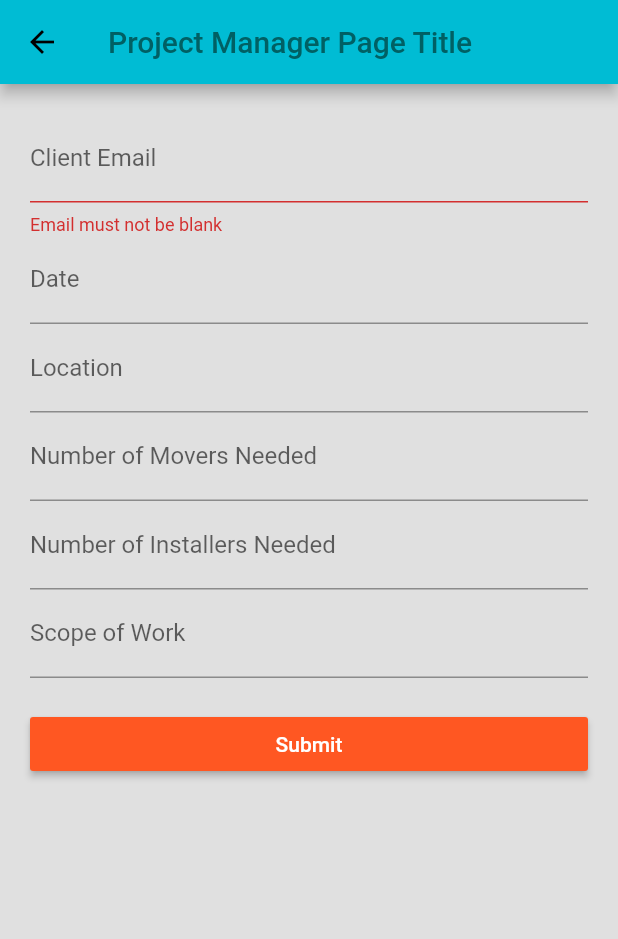
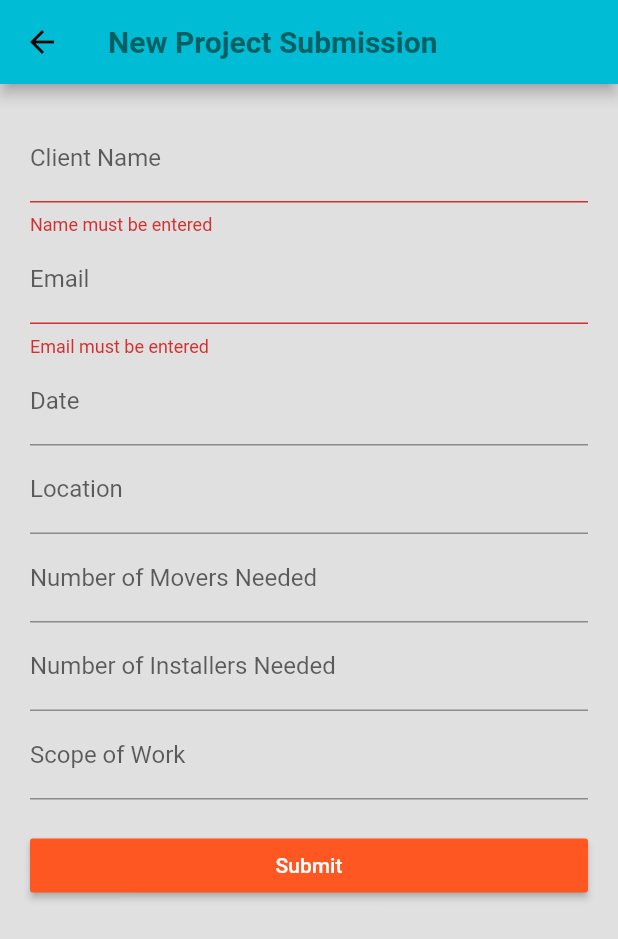
Before and after one commit to marktefftech/workerapp, a Flutter app: the PmLogin screen opened directly, after a tap on "Submit", on a phone screen of 412 x 824 dp. Shown: the top 939 px of the screen. Run offline on Flutter 3.47's test engine with Material 2 defaults, Android fonts, the phone set to English and light mode, and no system bars; our stand-ins replace cloud_firestore; accounts and stored records are empty; network calls fail.

Commit message:
pm_login: add submission to Firestore for client name and email

```diff
--- a/lib/src/pm_login.dart
+++ b/lib/src/pm_login.dart
@@ -1,3 +1,4 @@
+import 'package:cloud_firestore/cloud_firestore.dart';
 import 'package:flutter/material.dart';
 
 class PmLogin extends StatefulWidget {
@@ -7,15 +8,18 @@ class PmLogin extends StatefulWidget {
 
 class _PmLoginState extends State<PmLogin> {
   final _formKey = GlobalKey<FormState>();
-  String _email;
+  String _name, _email;
   @override
   Widget build(BuildContext context) {
     //ThemeData theme = Theme.of(context);
     return Scaffold(
       appBar: AppBar(
         title: Text(
-          "Project Manager Page Title",
-          style: TextStyle(color: Colors.cyan[900]),
+          "New Project Submission",
+          style: TextStyle(
+            color: Colors.cyan[900],
+            fontWeight: FontWeight.bold
+          ),
         ),
       ),
       backgroundColor: Colors.grey[300],
@@ -26,10 +30,18 @@ class _PmLoginState extends State<PmLogin> {
           child: ListView(
             children: <Widget>[
               TextFormField(
+                keyboardType: TextInputType.text,
+                decoration: InputDecoration(
+                  labelText: "Client Name",
+                ),
+                validator: _validateName,
+                onSaved: (input) => _name = input,
+              ),
+              TextFormField(
                 keyboardType: TextInputType.emailAddress,
                 decoration: InputDecoration(
                   hintText: 'name@example.com',
-                  labelText: "Client Email",
+                  labelText: "Email",
                 ),
                 validator: _validateEmail,
                 onSaved: (input) => _email = input,
@@ -89,17 +101,33 @@ class _PmLoginState extends State<PmLogin> {
     );
   }
 
-  void _submit() {
+void _submit() {
     if (_formKey.currentState.validate()) {
       print('INSIDE _formKey.currentState.validate()');
-      print(_formKey.currentState);
       _formKey.currentState.save();
+      Firestore.instance
+        .collection('projectlists')
+        .add({
+          "name": _name,
+          "email": _email
+        })
+        .then((result) => {
+          print('Added new document to Firestore')
+        })
+        .catchError((error) => print(error));
     }
+  }
+
+  String _validateName(String value) {
+    if(value == '') {
+      return 'Name must be entered';
+    }
+    return null;
   }
 
   String _validateEmail(String value) {
     if(value == '') {
-      return 'Email must not be blank';
+      return 'Email must be entered';
     } else if (!value.contains('@')) {
       return 'Email must contain an \'@\' symbol';
     }
```
Also changed, not shown: 1 other file.
